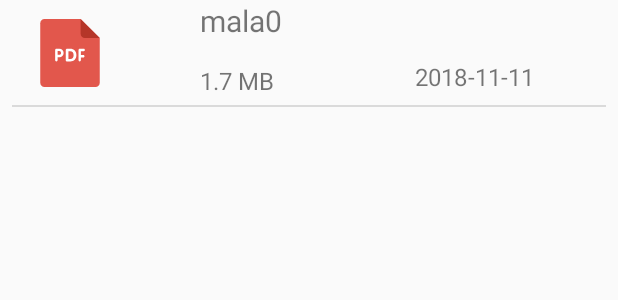
After one commit to askoki/SopilaTranscriptor, an Android app: the layout list_sheets.xml on its own in the app's theme, with its tools: preview values and no code run, on a phone screen of 412 x 824 dp. The commit adds this screen. Shown: the top 300 px of the screen. Run offline under Robolectric (Android 15) with nearby library versions, the phone set to English and light mode, and no system bars.

Commit message:
Export option moved to tab 1. Downloaded sheets showed in tab 3.

```diff
--- a/app/src/main/AndroidManifest.xml
+++ b/app/src/main/AndroidManifest.xml
@@ -5,6 +5,7 @@
     <uses-permission android:name="android.permission.RECORD_AUDIO" />
     <uses-permission android:name="android.permission.WRITE_EXTERNAL_STORAGE" />
     <uses-permission android:name="android.permission.READ_EXTERNAL_STORAGE" />
+    <uses-permission android:name="android.permission.ACCESS_NETWORK_STATE" />
     <uses-permission android:name="android.permission.INTERNET" />
 
     <application
--- a/app/src/main/java/com/example/arcibald160/sopilatranscriptor/MainActivity.java
+++ b/app/src/main/java/com/example/arcibald160/sopilatranscriptor/MainActivity.java
@@ -36,7 +36,7 @@ public class MainActivity extends AppCompatActivity {
     private int[] icons = {
             R.drawable.list_rec_img,
             R.drawable.mic_img,
-            R.drawable.settings_img
+            R.drawable.list_sheets_icon
     };
 
 
--- a/app/src/main/java/com/example/arcibald160/sopilatranscriptor/helpers/PdfDownloadClient.java
+++ b/app/src/main/java/com/example/arcibald160/sopilatranscriptor/helpers/PdfDownloadClient.java
@@ -3,8 +3,10 @@ package com.example.arcibald160.sopilatranscriptor.helpers;
 import okhttp3.ResponseBody;
 import retrofit2.Call;
 import retrofit2.http.GET;
+import retrofit2.http.Streaming;
 
 public interface PdfDownloadClient {
+    @Streaming
     @GET("download/api")
     Call<ResponseBody> downloadMusicSheetPdf();
 }
--- /dev/null
+++ b/app/src/main/res/drawable/pdf_icon.xml
@@ -0,0 +1,6 @@
+<vector android:height="24dp" android:viewportHeight="309.267"
+    android:viewportWidth="309.267" android:width="24dp" xmlns:android="http://schemas.android.com/apk/res/android">
+    <path android:fillColor="#E2574C" android:pathData="M38.658,0h164.23l87.049,86.711v203.227c0,10.679 -8.659,19.329 -19.329,19.329H38.658c-10.67,0 -19.329,-8.65 -19.329,-19.329V19.329C19.329,8.65 27.989,0 38.658,0z"/>
+    <path android:fillColor="#B53629" android:pathData="M289.658,86.981h-67.372c-10.67,0 -19.329,-8.659 -19.329,-19.329V0.193L289.658,86.981z"/>
+    <path android:fillColor="#FFFFFF" android:pathData="M217.434,146.544c3.238,0 4.823,-2.822 4.823,-5.557c0,-2.832 -1.653,-5.567 -4.823,-5.567h-18.44c-3.605,0 -5.615,2.986 -5.615,6.282v45.317c0,4.04 2.3,6.282 5.412,6.282c3.093,0 5.403,-2.242 5.403,-6.282v-12.438h11.153c3.46,0 5.19,-2.832 5.19,-5.644c0,-2.754 -1.73,-5.49 -5.19,-5.49h-11.153v-16.903C204.194,146.544 217.434,146.544 217.434,146.544zM155.107,135.42h-13.492c-3.663,0 -6.263,2.513 -6.263,6.243v45.395c0,4.629 3.74,6.079 6.417,6.079h14.159c16.758,0 27.824,-11.027 27.824,-28.047C183.743,147.095 173.325,135.42 155.107,135.42zM155.755,181.946h-8.225v-35.334h7.413c11.221,0 16.101,7.529 16.101,17.918C171.044,174.253 166.25,181.946 155.755,181.946zM106.33,135.42H92.964c-3.779,0 -5.886,2.493 -5.886,6.282v45.317c0,4.04 2.416,6.282 5.663,6.282s5.663,-2.242 5.663,-6.282v-13.231h8.379c10.341,0 18.875,-7.326 18.875,-19.107C125.659,143.152 117.425,135.42 106.33,135.42zM106.108,163.158h-7.703v-17.097h7.703c4.755,0 7.78,3.711 7.78,8.553C113.878,159.447 110.863,163.158 106.108,163.158z"/>
+</vector>
--- /dev/null
+++ b/app/src/main/res/layout/list_sheets.xml
@@ -0,0 +1,85 @@
+<?xml version="1.0" encoding="utf-8"?>
+<LinearLayout xmlns:android="http://schemas.android.com/apk/res/android"
+    xmlns:app="http://schemas.android.com/apk/res-auto"
+    xmlns:tools="http://schemas.android.com/tools"
+    android:id="@+id/sheet_entry"
+    android:layout_width="match_parent"
+    android:layout_height="wrap_content"
+    android:orientation="vertical"
+    tools:context="com.example.arcibald160.sopilatranscriptor.MainActivity">
+
+    <LinearLayout
+        android:layout_width="match_parent"
+        android:layout_height="@dimen/recycler_view_row_height"
+        android:orientation="horizontal">
+
+        <android.support.constraint.ConstraintLayout
+            android:layout_width="match_parent"
+            android:layout_height="match_parent">
+
+            <ImageView
+                android:id="@+id/pdf_icon"
+                android:layout_width="45dp"
+                android:layout_height="45dp"
+                android:layout_marginStart="24dp"
+                android:layout_marginLeft="24dp"
+                android:background="@android:color/transparent"
+                app:layout_constraintBottom_toBottomOf="parent"
+                app:layout_constraintStart_toStartOf="parent"
+                app:layout_constraintTop_toTopOf="parent"
+                app:layout_constraintVertical_bias="0.52"
+                app:srcCompat="@drawable/pdf_icon"
+                tools:ignore="VectorDrawableCompat" />
+
+            <TextView
+                android:id="@+id/sheet_name"
+                android:layout_width="260dp"
+                android:layout_height="35dp"
+                android:layout_marginStart="64dp"
+                android:layout_marginLeft="64dp"
+                android:layout_marginEnd="8dp"
+                android:layout_marginRight="8dp"
+                android:text="mala0"
+                android:textSize="20sp"
+                app:layout_constraintEnd_toEndOf="parent"
+                app:layout_constraintHorizontal_bias="0.0"
+                app:layout_constraintStart_toEndOf="@+id/pdf_icon"
+                app:layout_constraintTop_toTopOf="parent" />
+
+            <TextView
+                android:id="@+id/sheet_size"
+                android:layout_width="wrap_content"
+                android:layout_height="25dp"
+                android:layout_marginTop="8dp"
+                android:layout_marginBottom="8dp"
+                android:text="1.7 MB"
+                android:textSize="16sp"
+                app:layout_constraintBottom_toBottomOf="parent"
+                app:layout_constraintStart_toStartOf="@+id/sheet_name"
+                app:layout_constraintTop_toTopOf="@+id/sheet_date_created" />
+
+            <TextView
+                android:id="@+id/sheet_date_created"
+                android:layout_width="wrap_content"
+                android:layout_height="25dp"
+                android:layout_marginStart="64dp"
+                android:layout_marginLeft="64dp"
+                android:layout_marginEnd="8dp"
+                android:layout_marginRight="8dp"
+                android:text="2018-11-11"
+                android:textSize="16sp"
+                app:layout_constraintBottom_toBottomOf="parent"
+                app:layout_constraintEnd_toEndOf="@+id/sheet_name"
+                app:layout_constraintStart_toEndOf="@+id/sheet_size"
+                app:layout_constraintTop_toBottomOf="@+id/sheet_name" />
+
+        </android.support.constraint.ConstraintLayout>
+
+    </LinearLayout>
+    <View
+        android:layout_width="match_parent"
+        android:layout_height="1dp"
+        android:background="#dadada"
+        android:layout_marginLeft="8dp"
+        android:layout_marginRight="8dp" />
+</LinearLayout>
```
Also changed, not shown: app/src/main/java/com/example/arcibald160/sopilatranscriptor/adapters/Tab1Adapter.java (+69 -1 lines), app/src/main/java/com/example/arcibald160/sopilatranscriptor/adapters/Tab3Adapter.java (added, +79 -0 lines), app/src/main/java/com/example/arcibald160/sopilatranscriptor/helpers/Utils.java (+84 -0 lines), app/src/main/java/com/example/arcibald160/sopilatranscriptor/tab_fragments/TabFragment3.java (+22 -140 lines), app/src/main/res/drawable/list_sheets_icon.xml (added, +31 -0 lines), app/src/main/res/layout/fragment_tab_3.xml (+10 -18 lines).
